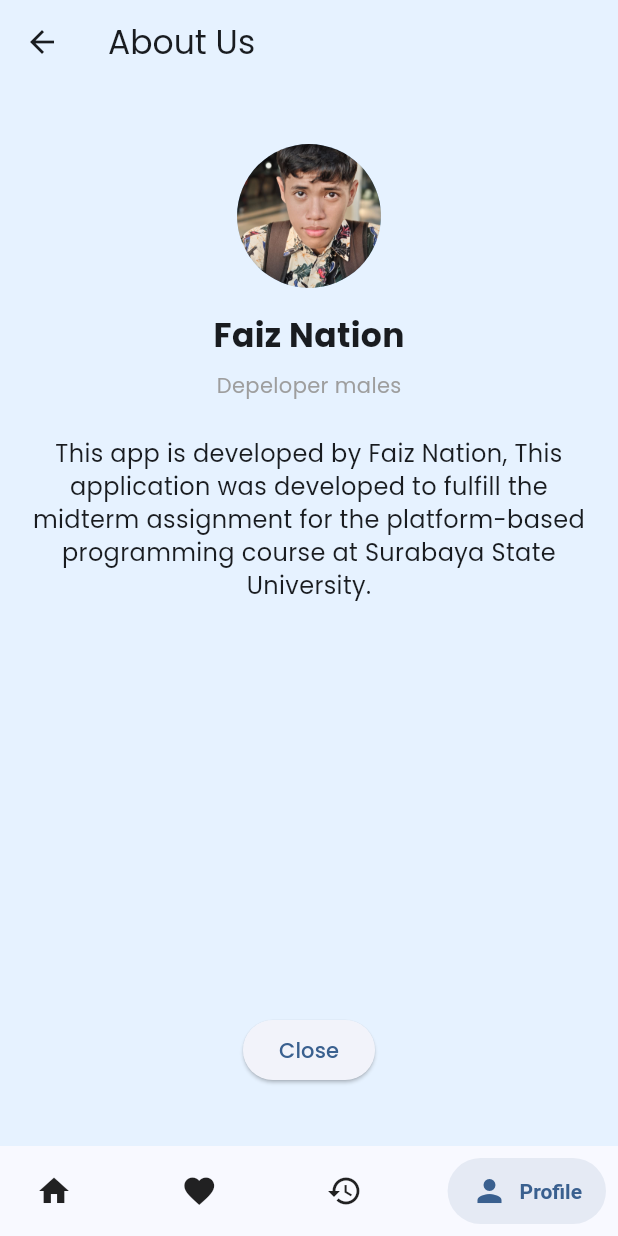
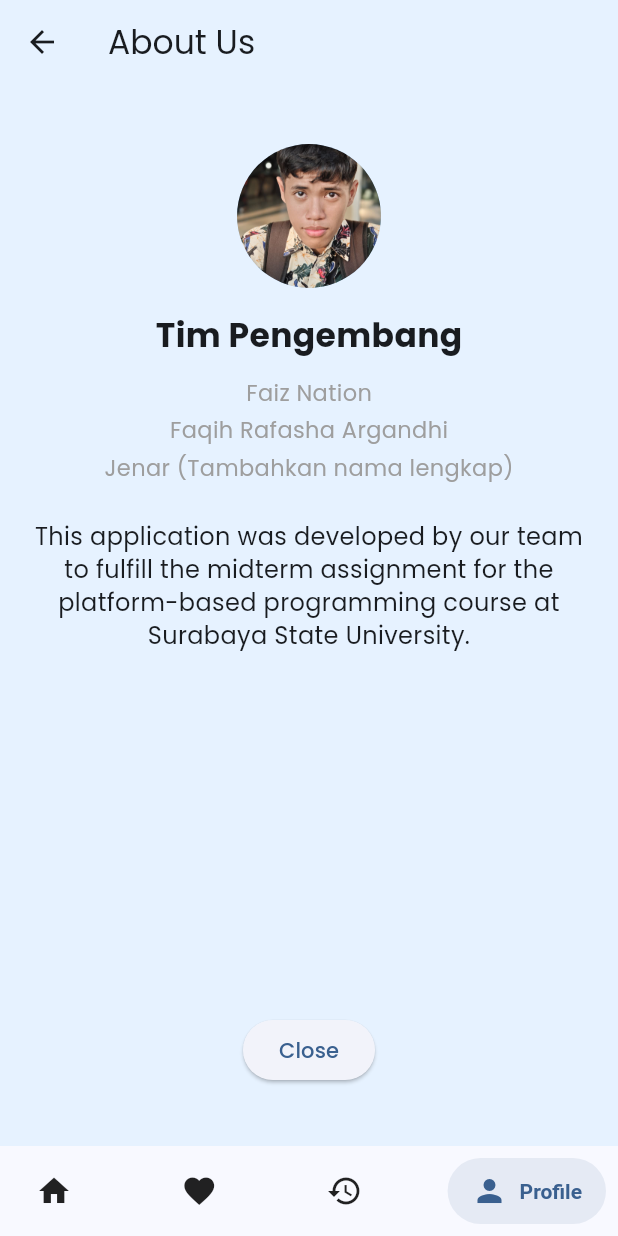
Before and after one commit to FaizNation/mango, a Flutter app: the AboutScreen screen opened by its route, on a phone screen of 412 x 824 dp. Run offline on Flutter 3.47's test engine with Material 3 defaults, Android fonts, the light colour scheme and no system bars; drawn by our look-alikes of getwidget, salomon_bottom_bar; our stand-ins replace cloud_firestore, dio, equatable, firebase_auth, firebase_core, flutter_bloc and 6 more; missing offline and left inert: dart:html; accounts and stored records are empty.

Commit message:
feat: Menambahkan nama Faqih di halaman About

```diff
--- a/lib/screens/profile/about/about_screen.dart
+++ b/lib/screens/profile/about/about_screen.dart
@@ -26,19 +26,44 @@ class AboutScreen extends StatelessWidget {
                   backgroundImage: AssetImage('assets/images/masjenar.png'),
                 ),
                 const SizedBox(height: 16),
+
+                // --- PERUBAHAN DIMULAI DI SINI ---
+                // Mengganti "Faiz Nation" menjadi "Tim Pengembang" sebagai judul utama
                 const Text(
-                  'Faiz Nation',
+                  'Tim Pengembang', // Judul utama
                   style: TextStyle(fontSize: 22, fontWeight: FontWeight.bold),
                 ),
-                const SizedBox(height: 8),
+                const SizedBox(height: 12), // Sedikit dirapikan
+
+                // Menghapus sub-judul "Tim Pengembang:"
+                // dan langsung mendaftar anggota di bawah judul utama
+
+                // Menambahkan "Faiz Nation" sebagai Ketua Tim
                 const Text(
-                  'Depeloper males',
-                  style: TextStyle(color: Colors.grey),
+                  "Faiz Nation",
+                  style: TextStyle(color: Colors.grey, fontSize: 15),
                 ),
+                const SizedBox(height: 4), // Spasi antar nama
+
+                // Nama Anda
+                const Text(
+                  "Faqih Rafasha Argandhi",
+                  style: TextStyle(color: Colors.grey, fontSize: 15),
+                ),
+                const SizedBox(height: 4), // Spasi antar nama
+
+                // Placeholder untuk Jenar
+                const Text(
+                  "Jenar (Tambahkan nama lengkap)",
+                  style: TextStyle(color: Colors.grey, fontSize: 15),
+                ),
+                // --- AKHIR PERUBAHAN ---
+
                 const SizedBox(height: 24),
                 const Text(
-                  'This app is developed by Faiz Nation, This application was developed to fulfill the midterm assignment for the platform-based programming course at Surabaya State University.',
-                  // 'This app is developed by Faiz Nation, especially those that help readers discover and enjoy comics from across the world. If you have feedback or find a bug, please let me know.'
+                  // --- DESKRIPSI DIMODIFIKASI ---
+                  'This application was developed by our team to fulfill the midterm assignment for the platform-based programming course at Surabaya State University.',
+                  // Teks asli: 'This app is developed by Faiz Nation, This application was developed...'
                   textAlign: TextAlign.center,
                   style: TextStyle(fontSize: 16, height: 1.4),
                 ),
```
